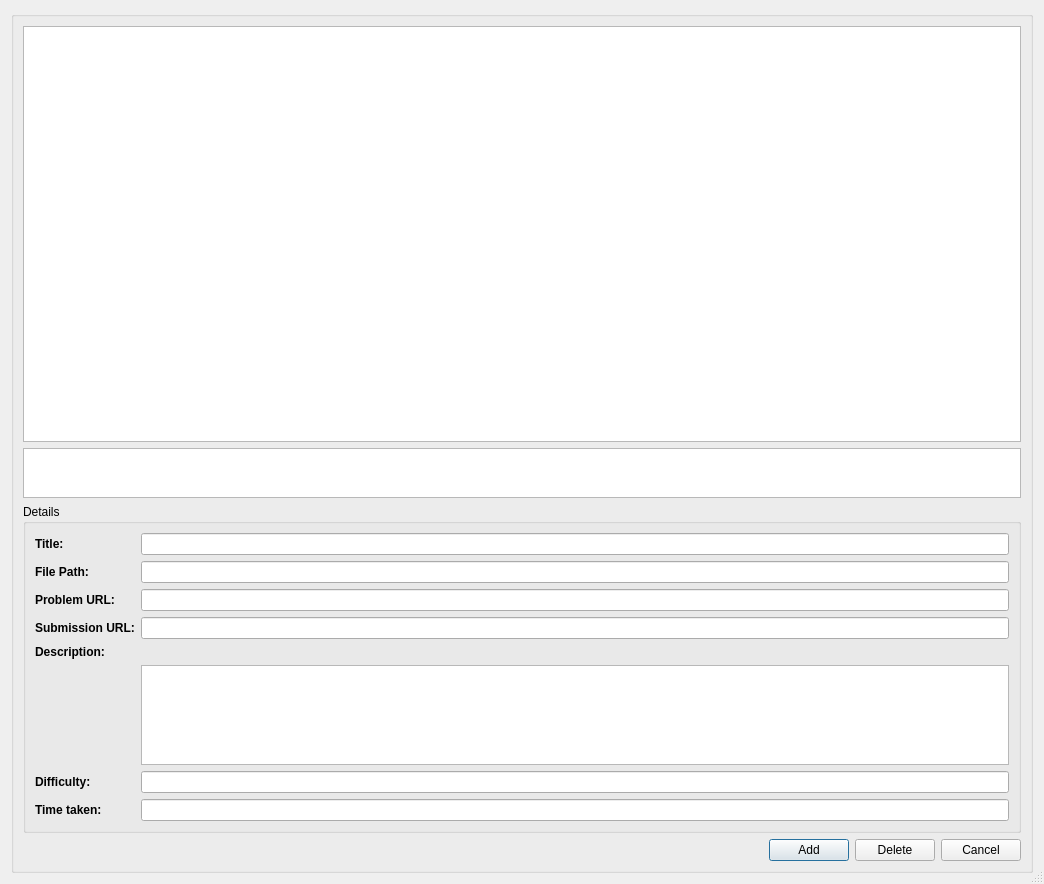
hitanshu-mehta/cpeditor, file ui/problemDialog.ui: the form before one commit.
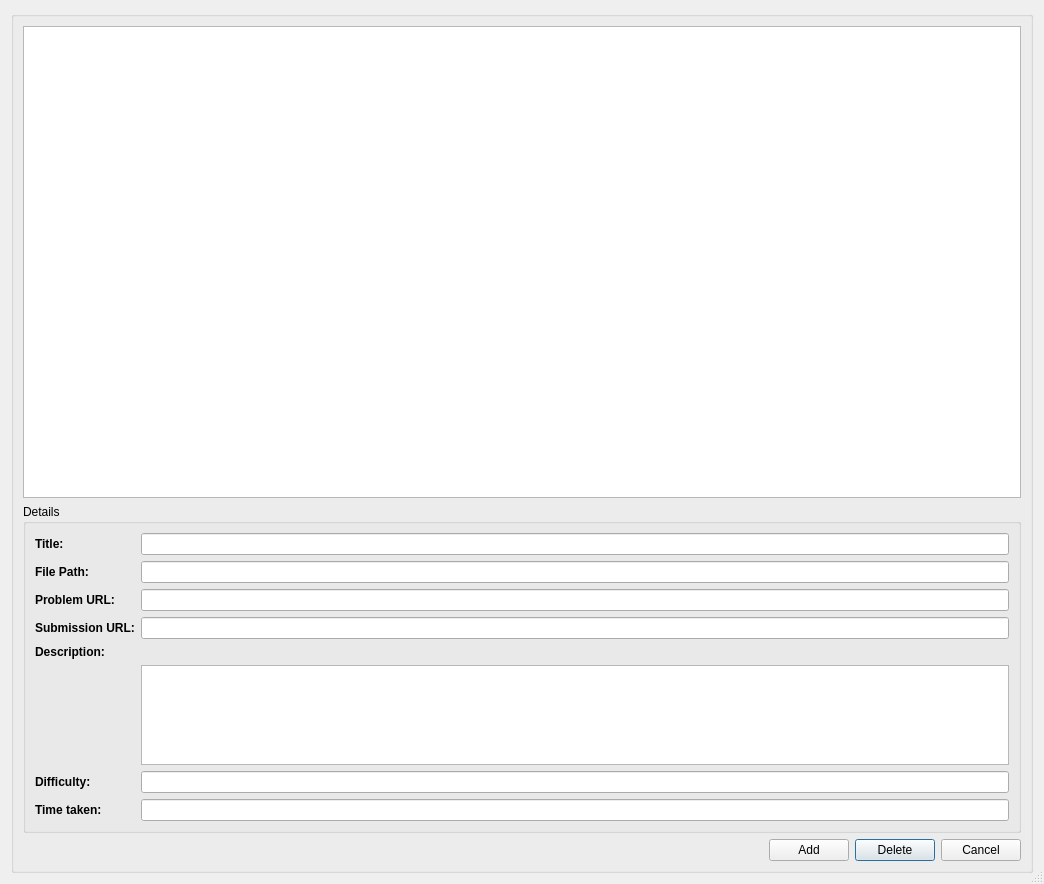
The form after the commit.

Commit message:
Add Tag manager widget
- Displays tags of the problem
- Gives option to add tag if not found
- Gives option to delete existing tags

Patch:
```diff
--- a/ui/problemDialog.ui
+++ b/ui/problemDialog.ui
@@ -52,6 +52,9 @@
       </property>
       <item>
        <layout class="QVBoxLayout" name="upperLayout">
+        <property name="spacing">
+         <number>0</number>
+        </property>
         <item>
          <widget class="QTableView" name="problemTable">
           <property name="sizePolicy">
@@ -93,23 +96,7 @@
          </widget>
         </item>
         <item>
-         <widget class="QListView" name="tagsView">
-          <property name="sizePolicy">
-           <sizepolicy hsizetype="Expanding" vsizetype="Maximum">
-            <horstretch>0</horstretch>
-            <verstretch>0</verstretch>
-           </sizepolicy>
-          </property>
-          <property name="maximumSize">
-           <size>
-            <width>16777215</width>
-            <height>50</height>
-           </size>
-          </property>
-          <property name="flow">
-           <enum>QListView::LeftToRight</enum>
-          </property>
-         </widget>
+         <layout class="QHBoxLayout" name="tagManager"/>
         </item>
        </layout>
       </item>
@@ -239,6 +226,9 @@
           <property name="text">
            <string>Add</string>
           </property>
+          <property name="autoDefault">
+           <bool>false</bool>
+          </property>
          </widget>
         </item>
         <item>
```
Left out of the diff: 3 changed lines with no effect on the pictures. The commit also changes 5 other files.
